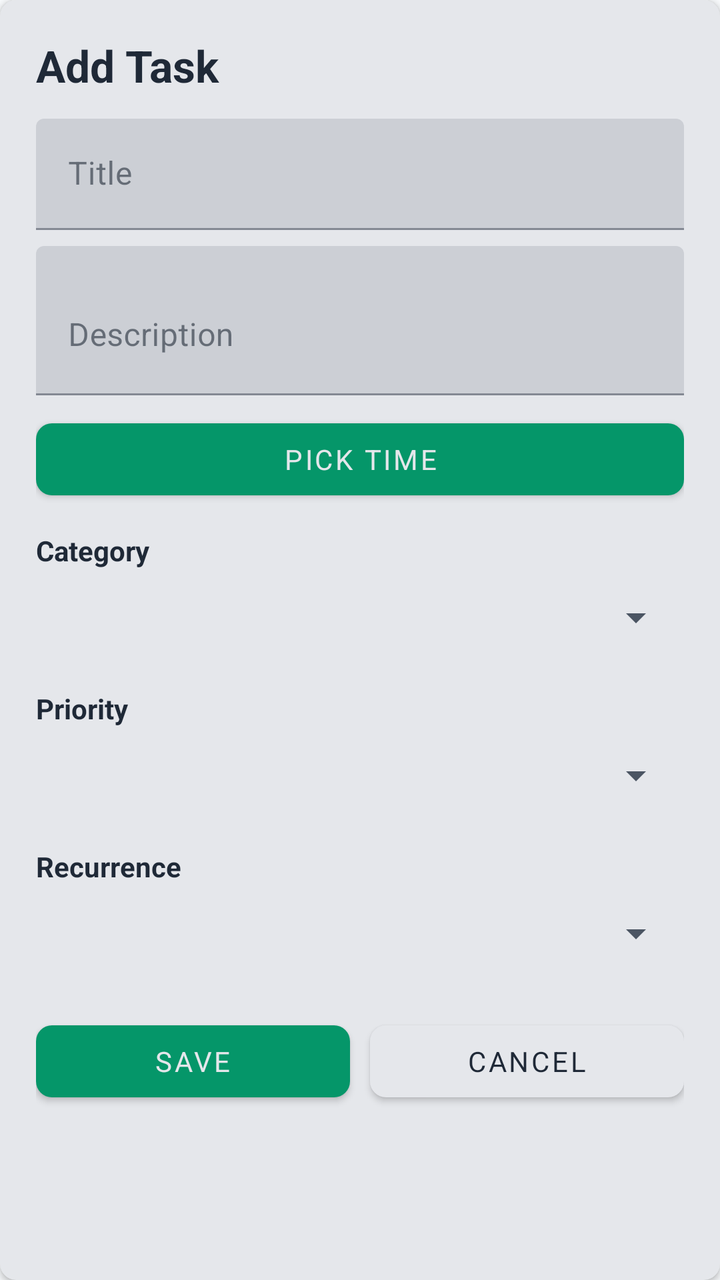
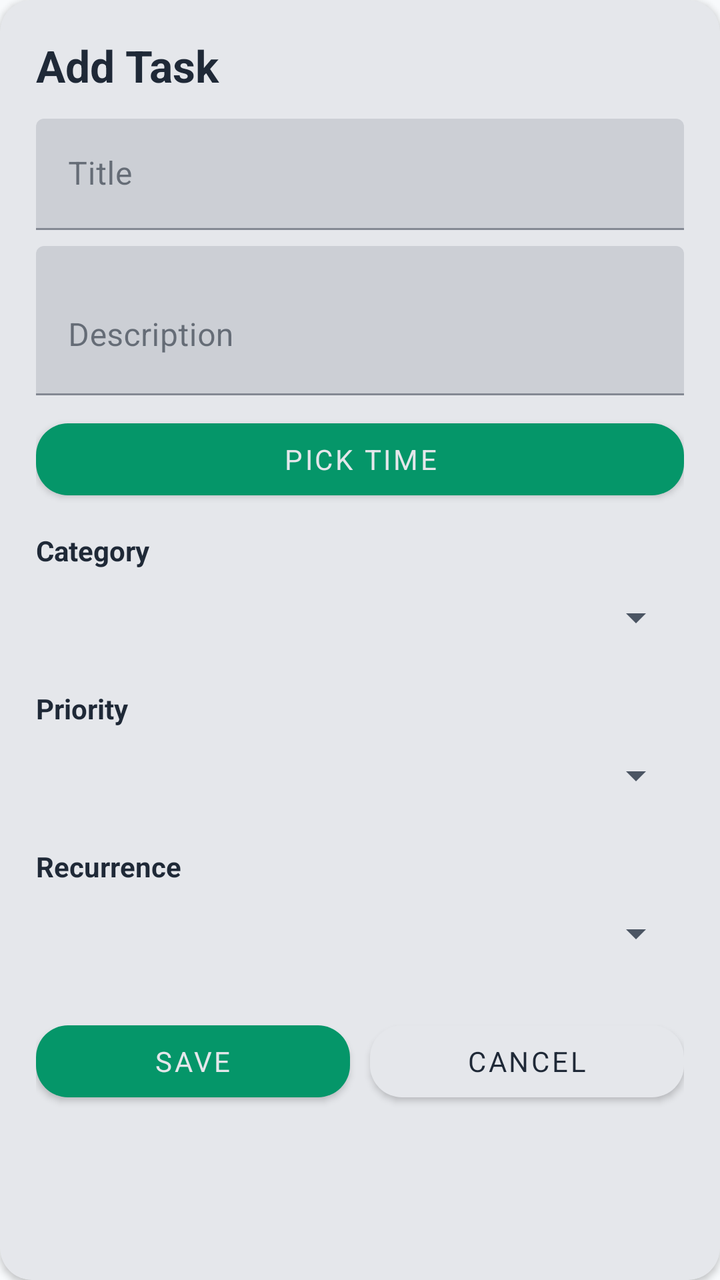

An Android layout rendered at two revisions. The XML below is the earlier revision; the diff shows what the commit changed to produce the second picture.
<!-- AndroidManifest.xml: application theme Theme.Tazkeer -->
<!-- res/layout/fragment_add_edit_task.xml -->
<?xml version="1.0" encoding="utf-8"?>
<androidx.constraintlayout.widget.ConstraintLayout xmlns:android="http://schemas.android.com/apk/res/android"
    xmlns:app="http://schemas.android.com/apk/res-auto"
    android:layout_width="match_parent"
    android:layout_height="match_parent">

    <com.google.android.material.card.MaterialCardView
        android:id="@+id/addEditPanel"
        android:layout_width="0dp"
        android:layout_height="0dp"
        app:cardBackgroundColor="?attr/colorSurface"
        app:cardCornerRadius="8dp"
        app:cardElevation="2dp"
        app:layout_constraintBottom_toBottomOf="parent"
        app:layout_constraintEnd_toEndOf="parent"
        app:layout_constraintStart_toStartOf="parent"
        app:layout_constraintTop_toTopOf="parent">

        <androidx.core.widget.NestedScrollView
            android:layout_width="match_parent"
            android:layout_height="match_parent"
            android:fillViewport="true">

            <androidx.constraintlayout.widget.ConstraintLayout
                android:layout_width="match_parent"
                android:layout_height="wrap_content"
                android:padding="18dp">

                <TextView
                    android:id="@+id/fragmentTitleText"
                    android:layout_width="0dp"
                    android:layout_height="wrap_content"
                    android:text="@string/add_task"
                    android:textColor="?android:attr/textColorPrimary"
                    android:textSize="22sp"
                    android:textStyle="bold"
                    app:layout_constraintEnd_toEndOf="parent"
                    app:layout_constraintStart_toStartOf="parent"
                    app:layout_constraintTop_toTopOf="parent" />

                <com.google.android.material.textfield.TextInputLayout
                    android:id="@+id/titleInputLayout"
                    android:layout_width="0dp"
                    android:layout_height="wrap_content"
                    android:layout_marginTop="12dp"
                    android:hint="@string/task_title"
                    app:layout_constraintEnd_toEndOf="parent"
                    app:layout_constraintStart_toStartOf="parent"
                    app:layout_constraintTop_toBottomOf="@id/fragmentTitleText">

                    <com.google.android.material.textfield.TextInputEditText
                        android:id="@+id/titleEditText"
                        android:layout_width="match_parent"
                        android:layout_height="wrap_content"
                        android:inputType="textCapSentences" />
                </com.google.android.material.textfield.TextInputLayout>

                <com.google.android.material.textfield.TextInputLayout
                    android:id="@+id/descriptionInputLayout"
                    android:layout_width="0dp"
                    android:layout_height="wrap_content"
                    android:layout_marginTop="8dp"
                    android:hint="@string/task_description"
                    app:layout_constraintEnd_toEndOf="parent"
                    app:layout_constraintStart_toStartOf="parent"
                    app:layout_constraintTop_toBottomOf="@id/titleInputLayout">

                    <com.google.android.material.textfield.TextInputEditText
                        android:id="@+id/descriptionEditText"
                        android:layout_width="match_parent"
                        android:layout_height="wrap_content"
                        android:inputType="textMultiLine"
                        android:minLines="2" />
                </com.google.android.material.textfield.TextInputLayout>

                <com.google.android.material.button.MaterialButton
                    android:id="@+id/timeButton"
                    android:layout_width="0dp"
                    android:layout_height="wrap_content"
                    android:layout_marginTop="8dp"
                    android:text="@string/pick_time"
                    android:textColor="@color/text_on_teal"
                    app:backgroundTint="@color/green"
                    app:cornerRadius="8dp"
                    app:layout_constraintEnd_toEndOf="parent"
                    app:layout_constraintStart_toStartOf="parent"
                    app:layout_constraintTop_toBottomOf="@id/descriptionInputLayout" />

                <TextView
                    android:id="@+id/categoryLabelText"
                    android:layout_width="0dp"
                    android:layout_height="wrap_content"
                    android:layout_marginTop="12dp"
                    android:text="@string/category"
                    android:textColor="?android:attr/textColorPrimary"
                    android:textStyle="bold"
                    app:layout_constraintEnd_toEndOf="parent"
                    app:layout_constraintStart_toStartOf="parent"
                    app:layout_constraintTop_toBottomOf="@id/timeButton" />

                <Spinner
                    android:id="@+id/categorySpinner"
                    android:layout_width="0dp"
                    android:layout_height="48dp"
                    app:layout_constraintEnd_toEndOf="parent"
                    app:layout_constraintStart_toStartOf="parent"
                    app:layout_constraintTop_toBottomOf="@id/categoryLabelText" />

                <com.google.android.material.textfield.TextInputLayout
                    android:id="@+id/customCategoryLayout"
                    android:layout_width="0dp"
                    android:layout_height="wrap_content"
                    android:layout_marginTop="8dp"
                    android:hint="@string/custom_category"
                    android:visibility="gone"
                    app:layout_constraintEnd_toEndOf="parent"
                    app:layout_constraintStart_toStartOf="parent"
                    app:layout_constraintTop_toBottomOf="@id/categorySpinner">

                    <com.google.android.material.textfield.TextInputEditText
                        android:id="@+id/customCategoryEditText"
                        android:layout_width="match_parent"
                        android:layout_height="wrap_content"
                        android:inputType="textCapWords" />
                </com.google.android.material.textfield.TextInputLayout>

                <TextView
                    android:id="@+id/priorityLabelText"
                    android:layout_width="0dp"
                    android:layout_height="wrap_content"
                    android:layout_marginTop="12dp"
                    android:text="@string/priority"
                    android:textColor="?android:attr/textColorPrimary"
                    android:textStyle="bold"
                    app:layout_constraintEnd_toEndOf="parent"
                    app:layout_constraintStart_toStartOf="parent"
                    app:layout_constraintTop_toBottomOf="@id/customCategoryLayout" />

                <Spinner
                    android:id="@+id/prioritySpinner"
                    android:layout_width="0dp"
                    android:layout_height="48dp"
                    app:layout_constraintEnd_toEndOf="parent"
                    app:layout_constraintStart_toStartOf="parent"
                    app:layout_constraintTop_toBottomOf="@id/priorityLabelText" />

                <TextView
                    android:id="@+id/recurrenceLabelText"
                    android:layout_width="0dp"
                    android:layout_height="wrap_content"
                    android:layout_marginTop="12dp"
                    android:text="@string/recurrence"
                    android:textColor="?android:attr/textColorPrimary"
                    android:textStyle="bold"
                    app:layout_constraintEnd_toEndOf="parent"
                    app:layout_constraintStart_toStartOf="parent"
                    app:layout_constraintTop_toBottomOf="@id/prioritySpinner" />

                <Spinner
                    android:id="@+id/recurrenceSpinner"
                    android:layout_width="0dp"
                    android:layout_height="48dp"
                    app:layout_constraintEnd_toEndOf="parent"
                    app:layout_constraintStart_toStartOf="parent"
                    app:layout_constraintTop_toBottomOf="@id/recurrenceLabelText" />

                <androidx.constraintlayout.widget.ConstraintLayout
                    android:id="@+id/customDaysContainer"
                    android:layout_width="0dp"
                    android:layout_height="wrap_content"
                    android:layout_marginTop="8dp"
                    android:visibility="gone"
                    app:layout_constraintEnd_toEndOf="parent"
                    app:layout_constraintStart_toStartOf="parent"
                    app:layout_constraintTop_toBottomOf="@id/recurrenceSpinner">

                    <TextView
                        android:id="@+id/customDaysLabelText"
                        android:layout_width="0dp"
                        android:layout_height="wrap_content"
                        android:text="@string/custom_days"
                        android:textColor="?android:attr/textColorPrimary"
                        android:textStyle="bold"
                        app:layout_constraintEnd_toEndOf="parent"
                        app:layout_constraintStart_toStartOf="parent"
                        app:layout_constraintTop_toTopOf="parent" />

                    <GridLayout
                        android:id="@+id/daysGrid"
                        android:layout_width="0dp"
                        android:layout_height="wrap_content"
                        android:columnCount="2"
                        app:layout_constraintEnd_toEndOf="parent"
                        app:layout_constraintStart_toStartOf="parent"
                        app:layout_constraintTop_toBottomOf="@id/customDaysLabelText">

                        <CheckBox
                            android:id="@+id/saturdayCheckBox"
                            android:layout_width="wrap_content"
                            android:layout_height="wrap_content"
                            android:text="@string/day_saturday" />

                        <CheckBox
                            android:id="@+id/sundayCheckBox"
                            android:layout_width="wrap_content"
                            android:layout_height="wrap_content"
                            android:text="@string/day_sunday" />

                        <CheckBox
                            android:id="@+id/mondayCheckBox"
                            android:layout_width="wrap_content"
                            android:layout_height="wrap_content"
                            android:text="@string/day_monday" />

                        <CheckBox
                            android:id="@+id/tuesdayCheckBox"
                            android:layout_width="wrap_content"
                            android:layout_height="wrap_content"
                            android:text="@string/day_tuesday" />

                        <CheckBox
                            android:id="@+id/wednesdayCheckBox"
                            android:layout_width="wrap_content"
                            android:layout_height="wrap_content"
                            android:text="@string/day_wednesday" />

                        <CheckBox
                            android:id="@+id/thursdayCheckBox"
                            android:layout_width="wrap_content"
                            android:layout_height="wrap_content"
                            android:text="@string/day_thursday" />

                        <CheckBox
                            android:id="@+id/fridayCheckBox"
                            android:layout_width="wrap_content"
                            android:layout_height="wrap_content"
                            android:text="@string/day_friday" />
                    </GridLayout>
                </androidx.constraintlayout.widget.ConstraintLayout>

                <com.google.android.material.button.MaterialButton
                    android:id="@+id/saveTaskButton"
                    android:layout_width="0dp"
                    android:layout_height="wrap_content"
                    android:layout_marginTop="16dp"
                    android:text="@string/save"
                    android:textColor="@color/text_on_teal"
                    app:backgroundTint="@color/green"
                    app:cornerRadius="8dp"
                    app:layout_constraintEnd_toStartOf="@id/cancelTaskButton"
                    app:layout_constraintStart_toStartOf="parent"
                    app:layout_constraintTop_toBottomOf="@id/customDaysContainer" />

                <com.google.android.material.button.MaterialButton
                    android:id="@+id/cancelTaskButton"
                    android:layout_width="0dp"
                    android:layout_height="wrap_content"
                    android:layout_marginStart="10dp"
                    android:text="@string/cancel"
                    android:textColor="@color/text_on_gray"
                    app:backgroundTint="@color/disabled_color"
                    app:cornerRadius="8dp"
                    app:layout_constraintEnd_toEndOf="parent"
                    app:layout_constraintStart_toEndOf="@id/saveTaskButton"
                    app:layout_constraintTop_toTopOf="@id/saveTaskButton" />
            </androidx.constraintlayout.widget.ConstraintLayout>
        </androidx.core.widget.NestedScrollView>
    </com.google.android.material.card.MaterialCardView>
</androidx.constraintlayout.widget.ConstraintLayout>
<!-- resources referenced by this layout -->
<resources>
  <color name="disabled_color">#E5E7EB</color>
  <color name="green">#059669</color>
  <color name="text_on_gray">#1F2937</color>
  <color name="text_on_teal">#E5E7EB</color>
  <string name="add_task">Add Task</string>
  <string name="cancel">Cancel</string>
  <string name="category">Category</string>
  <string name="custom_category">Custom category</string>
  <string name="custom_days">Custom days</string>
  <string name="day_friday">Friday</string>
  <string name="day_monday">Monday</string>
  <string name="day_saturday">Saturday</string>
  <string name="day_sunday">Sunday</string>
  <string name="day_thursday">Thursday</string>
  <string name="day_tuesday">Tuesday</string>
  <string name="day_wednesday">Wednesday</string>
  <string name="pick_time">Pick time</string>
  <string name="priority">Priority</string>
  <string name="recurrence">Recurrence</string>
  <string name="save">Save</string>
  <string name="task_description">Description</string>
  <string name="task_title">Title</string>
  <style name="Theme.Tazkeer" parent="Theme.MaterialComponents.DayNight.NoActionBar">
          <item name="colorPrimary">@color/green</item>
          <item name="colorSurface">@color/surface</item>
          <item name="colorOnSurface">@color/text_primary</item>
          <item name="android:colorBackground">@color/background</item>
          <item name="android:textColorPrimary">@color/text_primary</item>
          <item name="android:textColorSecondary">@color/text_secondary</item>
          <item name="android:fontFamily">sans-serif</item>
          <item name="android:windowLightStatusBar">true</item>
          <item name="android:navigationBarColor">@color/bottom_nav</item>
          <item name="android:windowBackground">@color/background</item>
          <item name="android:statusBarColor">@color/bottom_nav</item>
      </style>
  <color name="surface">#E5E7EB</color>
  <color name="text_primary">#1F2937</color>
  <color name="background">#F8FAFC</color>
  <color name="text_secondary">#4B5563</color>
  <color name="bottom_nav">#E5E7EB</color>
</resources>

<!-- the commit's change to res/layout/fragment_add_edit_task.xml (unified diff, before → after) -->
@@ -9,7 +9,7 @@
         android:layout_width="0dp"
         android:layout_height="0dp"
         app:cardBackgroundColor="?attr/colorSurface"
-        app:cardCornerRadius="8dp"
+        app:cardCornerRadius="16dp"
         app:cardElevation="2dp"
         app:layout_constraintBottom_toBottomOf="parent"
         app:layout_constraintEnd_toEndOf="parent"
@@ -81,7 +81,7 @@
                     android:text="@string/pick_time"
                     android:textColor="@color/text_on_teal"
                     app:backgroundTint="@color/green"
-                    app:cornerRadius="8dp"
+                    app:cornerRadius="16dp"
                     app:layout_constraintEnd_toEndOf="parent"
                     app:layout_constraintStart_toStartOf="parent"
                     app:layout_constraintTop_toBottomOf="@id/descriptionInputLayout" />
@@ -198,42 +198,56 @@
                             android:id="@+id/saturdayCheckBox"
                             android:layout_width="wrap_content"
                             android:layout_height="wrap_content"
+                            android:button="@drawable/selector_checkbox_rounded"
+                            android:buttonTint="@color/green"
                             android:text="@string/day_saturday" />
 
                         <CheckBox
                             android:id="@+id/sundayCheckBox"
                             android:layout_width="wrap_content"
                             android:layout_height="wrap_content"
+                            android:button="@drawable/selector_checkbox_rounded"
+                            android:buttonTint="@color/green"
                             android:text="@string/day_sunday" />
 
                         <CheckBox
                             android:id="@+id/mondayCheckBox"
                             android:layout_width="wrap_content"
                             android:layout_height="wrap_content"
+                            android:button="@drawable/selector_checkbox_rounded"
+                            android:buttonTint="@color/green"
                             android:text="@string/day_monday" />
 
                         <CheckBox
                             android:id="@+id/tuesdayCheckBox"
                             android:layout_width="wrap_content"
                             android:layout_height="wrap_content"
+                            android:button="@drawable/selector_checkbox_rounded"
+                            android:buttonTint="@color/green"
                             android:text="@string/day_tuesday" />
 
                         <CheckBox
                             android:id="@+id/wednesdayCheckBox"
                             android:layout_width="wrap_content"
                             android:layout_height="wrap_content"
+                            android:button="@drawable/selector_checkbox_rounded"
+                            android:buttonTint="@color/green"
                             android:text="@string/day_wednesday" />
 
                         <CheckBox
                             android:id="@+id/thursdayCheckBox"
                             android:layout_width="wrap_content"
                             android:layout_height="wrap_content"
+                            android:button="@drawable/selector_checkbox_rounded"
+                            android:buttonTint="@color/green"
                             android:text="@string/day_thursday" />
 
                         <CheckBox
                             android:id="@+id/fridayCheckBox"
                             android:layout_width="wrap_content"
                             android:layout_height="wrap_content"
+                            android:button="@drawable/selector_checkbox_rounded"
+                            android:buttonTint="@color/green"
                             android:text="@string/day_friday" />
                     </GridLayout>
                 </androidx.constraintlayout.widget.ConstraintLayout>
@@ -246,7 +260,7 @@
                     android:text="@string/save"
                     android:textColor="@color/text_on_teal"
                     app:backgroundTint="@color/green"
-                    app:cornerRadius="8dp"
+                    app:cornerRadius="16dp"
                     app:layout_constraintEnd_toStartOf="@id/cancelTaskButton"
                     app:layout_constraintStart_toStartOf="parent"
                     app:layout_constraintTop_toBottomOf="@id/customDaysContainer" />
@@ -259,7 +273,7 @@
                     android:text="@string/cancel"
                     android:textColor="@color/text_on_gray"
                     app:backgroundTint="@color/disabled_color"
-                    app:cornerRadius="8dp"
+                    app:cornerRadius="16dp"
                     app:layout_constraintEnd_toEndOf="parent"
                     app:layout_constraintStart_toEndOf="@id/saveTaskButton"
                     app:layout_constraintTop_toTopOf="@id/saveTaskButton" />
<!-- resource entries referenced after the edit -->
@@ -4,6 +4,14 @@
   <color name="green">#059669</color>
   <color name="text_on_gray">#1F2937</color>
   <color name="text_on_teal">#E5E7EB</color>
+  <!-- drawable selector_checkbox_rounded (drawable) -->
+  <?xml version="1.0" encoding="utf-8"?>
+  <selector xmlns:android="http://schemas.android.com/apk/res/android">
+      <item
+          android:drawable="@drawable/bg_checkbox_checked"
+          android:state_checked="true" />
+      <item android:drawable="@drawable/bg_checkbox_unchecked" />
+  </selector>
   <string name="add_task">Add Task</string>
   <string name="cancel">Cancel</string>
   <string name="category">Category</string>
@@ -35,6 +43,32 @@
           <item name="android:windowBackground">@color/background</item>
           <item name="android:statusBarColor">@color/bottom_nav</item>
       </style>
+  <!-- drawable bg_checkbox_checked (drawable) -->
+  <?xml version="1.0" encoding="utf-8"?>
+  <layer-list xmlns:android="http://schemas.android.com/apk/res/android">
+      <item>
+          <shape android:shape="rectangle">
+              <size
+                  android:width="24dp"
+                  android:height="24dp" />
+              <solid android:color="@color/green" />
+              <corners android:radius="16dp" />
+          </shape>
+      </item>
+  </layer-list>
+  <!-- drawable bg_checkbox_unchecked (drawable) -->
+  <?xml version="1.0" encoding="utf-8"?>
+  <shape xmlns:android="http://schemas.android.com/apk/res/android"
+      android:shape="rectangle">
+      <size
+          android:width="24dp"
+          android:height="24dp" />
+      <solid android:color="@android:color/transparent" />
+      <stroke
+          android:width="2dp"
+          android:color="@color/green" />
+      <corners android:radius="16dp" />
+  </shape>
   <color name="surface">#E5E7EB</color>
   <color name="text_primary">#1F2937</color>
   <color name="background">#F8FAFC</color>
